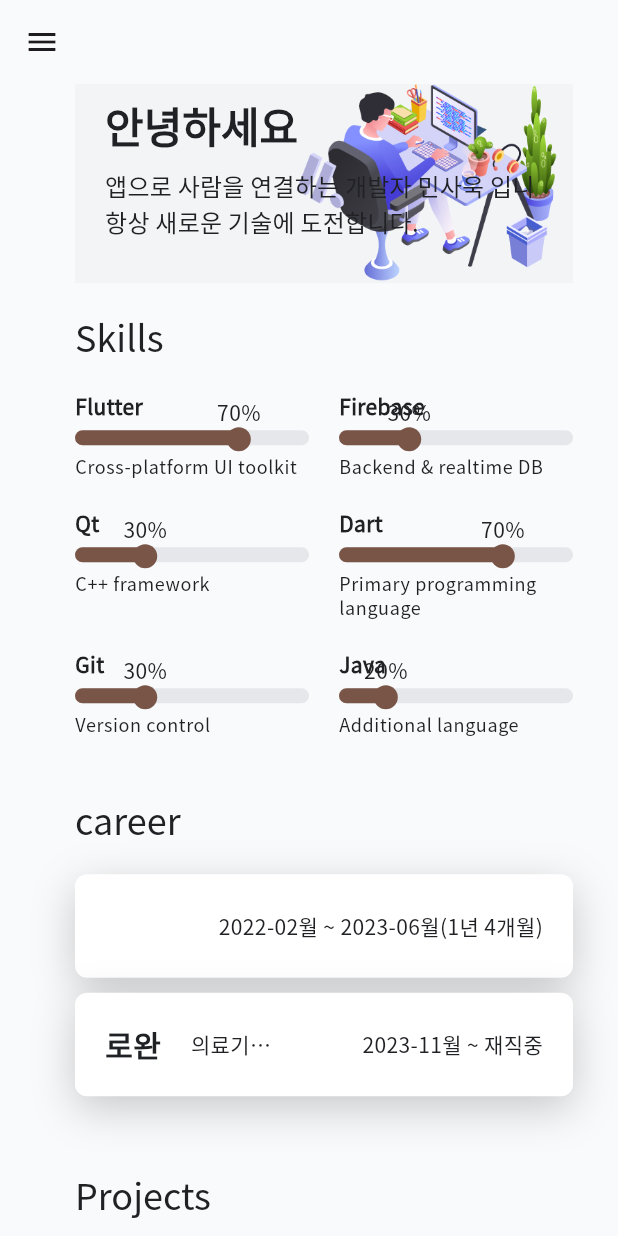
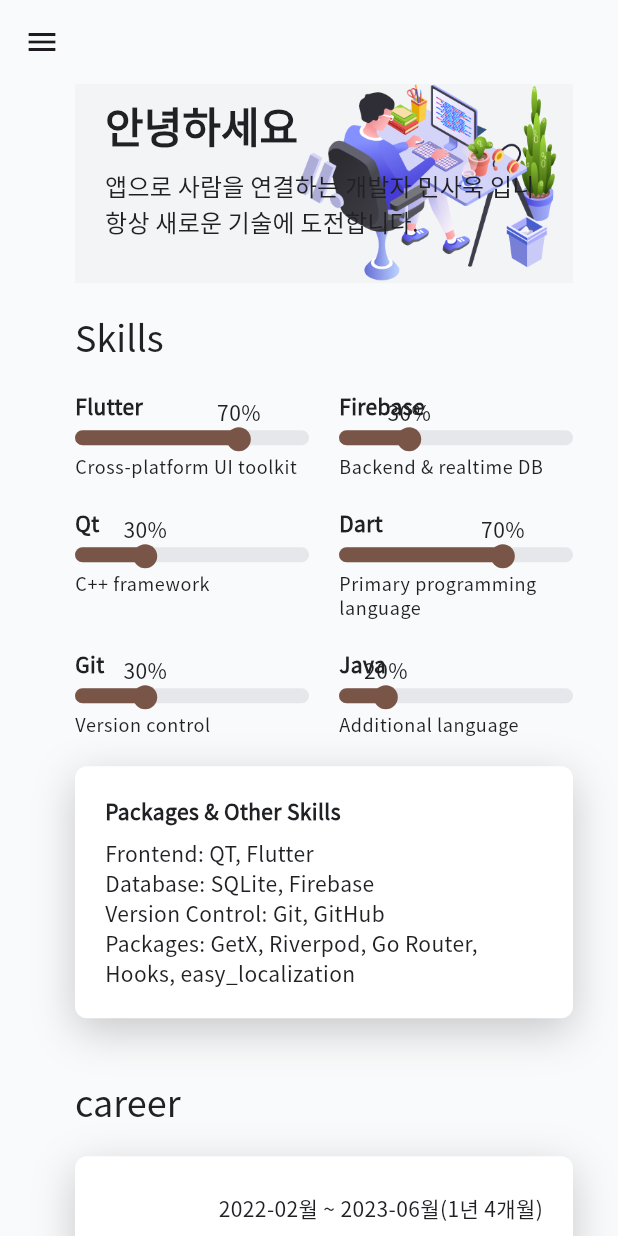
Before and after one commit to minsawook/web_portfolio, a Flutter app: the screen it shows after launch, on a phone screen of 412 x 824 dp. Run offline on Flutter 3.47's test engine with Material 3 defaults, Android fonts, the phone set to English and light mode, and no system bars; drawn by our look-alikes of animated_text_kit; our stand-ins replace flutter_svg, google_fonts; network calls fail.

Commit message:
Add package info section under skills

```diff
--- a/lib/screens/home/components/skill_section.dart
+++ b/lib/screens/home/components/skill_section.dart
@@ -37,6 +37,8 @@ class SkillSection extends StatelessWidget {
               );
             },
           ),
+          const SizedBox(height: defaultPadding),
+          const _PackageInfo(),
         ],
       ),
     );
@@ -115,3 +117,35 @@ class _SkillBar extends StatelessWidget {
     );
   }
 }
+
+class _PackageInfo extends StatelessWidget {
+  const _PackageInfo();
+
+  @override
+  Widget build(BuildContext context) {
+    return Container(
+      padding: const EdgeInsets.all(defaultPadding),
+      decoration: BoxDecoration(
+        color: secondaryColor,
+        borderRadius: BorderRadius.circular(8),
+        boxShadow: kDefaultCardShadow,
+      ),
+      child: Column(
+        crossAxisAlignment: CrossAxisAlignment.start,
+        children: const [
+          Text(
+            'Packages & Other Skills',
+            style: TextStyle(fontWeight: FontWeight.bold),
+          ),
+          SizedBox(height: 8),
+          Text('Frontend: QT, Flutter'),
+          Text('Database: SQLite, Firebase'),
+          Text('Version Control: Git, GitHub'),
+          Text(
+            'Packages: GetX, Riverpod, Go Router, Hooks, easy_localization',
+          ),
+        ],
+      ),
+    );
+  }
+}
```
